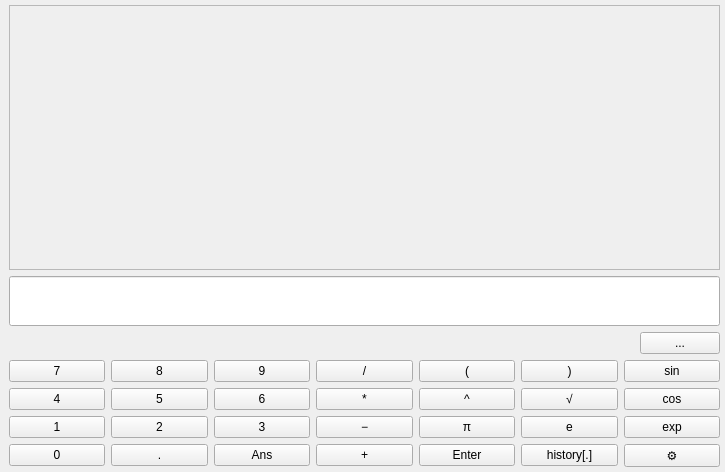
Qt form src/View/MainWindow.ui (viktorcsimma/acorn-calc) before a commit.
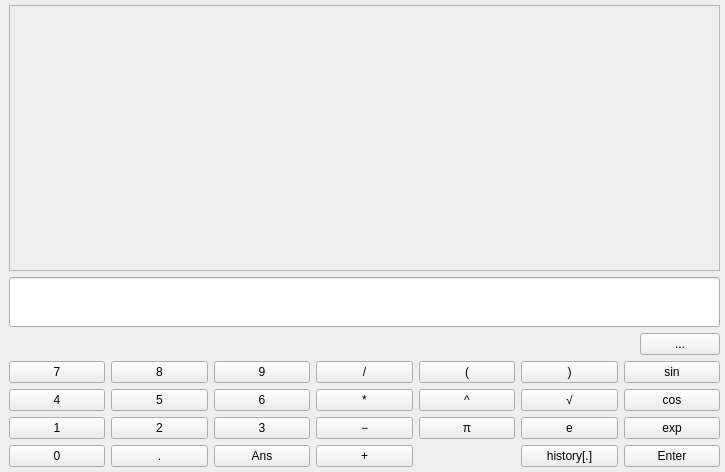
The same form after that commit. Custom widgets are drawn as their Qt base class.

Commit message: Removing settings button and fixing history item addition mechanism

```diff
--- a/src/View/MainWindow.ui
+++ b/src/View/MainWindow.ui
@@ -38,7 +38,7 @@
          <x>0</x>
          <y>0</y>
          <width>709</width>
-         <height>240</height>
+         <height>241</height>
         </rect>
        </property>
        <layout class="QVBoxLayout" name="verticalLayout_3">
@@ -159,13 +159,6 @@
         </property>
        </widget>
       </item>
-      <item row="4" column="6">
-       <widget class="QPushButton" name="settingsButton">
-        <property name="text">
-         <string>⚙</string>
-        </property>
-       </widget>
-      </item>
       <item row="2" column="2">
        <widget class="QPushButton" name="numButton6">
         <property name="text">
@@ -285,13 +278,6 @@
         </property>
        </widget>
       </item>
-      <item row="4" column="4">
-       <widget class="QPushButton" name="enterButton">
-        <property name="text">
-         <string>Enter</string>
-        </property>
-       </widget>
-      </item>
       <item row="4" column="2">
        <widget class="QPushButton" name="ansButton">
         <property name="text">
@@ -299,6 +285,13 @@
         </property>
        </widget>
       </item>
+      <item row="4" column="6">
+       <widget class="QPushButton" name="enterButton">
+        <property name="text">
+         <string>Enter</string>
+        </property>
+       </widget>
+      </item>
      </layout>
     </item>
    </layout>
```
The commit also changes 1 other file.
